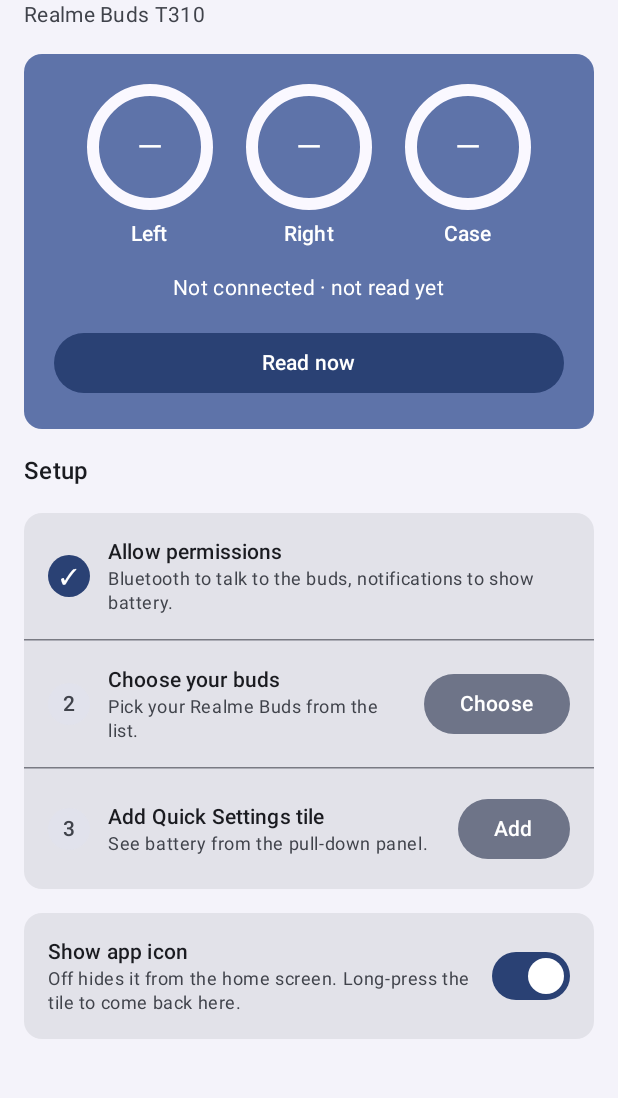
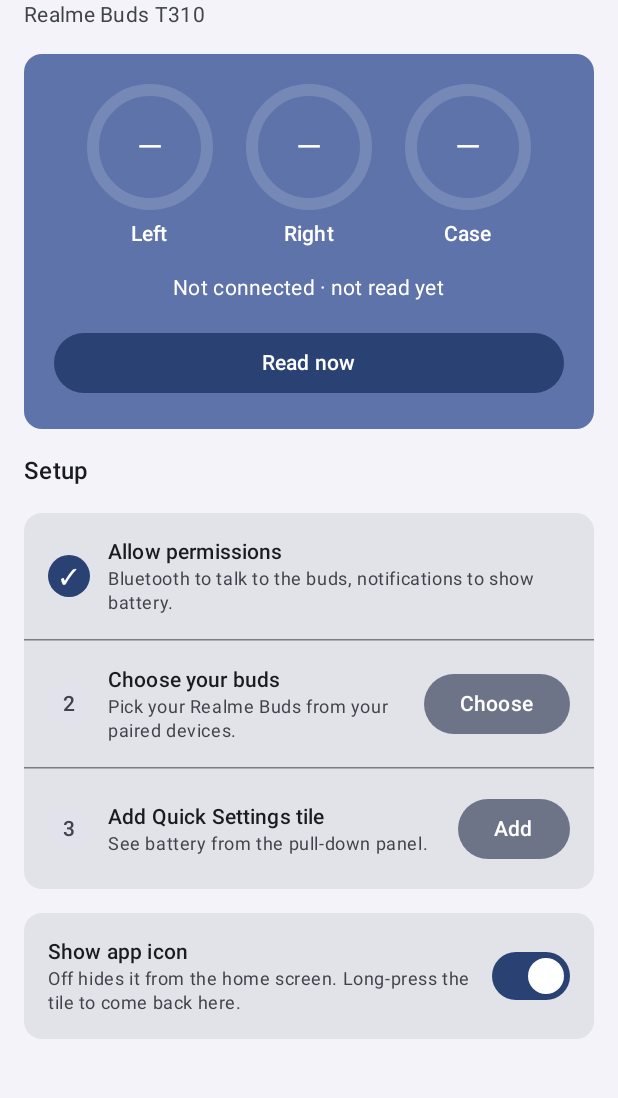
Before and after one commit to dcoder-me/onebuds, an Android app built with Jetpack Compose: the screen it shows after launch (SetupActivity), after a tap on "Choose", on a phone screen of 412 x 824 dp, the part 90-1188 px from its top. Run offline under Robolectric (Android 15) with nearby library versions, the phone set to English and light mode, and no system bars.

Commit message:
fix(buds): pick buds from paired devices by name
The system picker in single-device mode with no filter grabbed the
first random nearby device, so the app saved the wrong address and
every read went to the wrong device. The user now picks from paired
devices, and the auto-wake link is filtered to that one address.

Co-Authored-By: Claude Opus 5.5 <noreply@anthropic.com>

```diff
--- a/app/src/main/java/com/example/budsbattery/bt/buds-association.kt
+++ b/app/src/main/java/com/example/budsbattery/bt/buds-association.kt
@@ -13,12 +13,14 @@ import com.example.budsbattery.data.saveSelectedAddress
 private const val TAG = "BudsAssociation"
 
 /**
- * Builds the request that shows the system's list of nearby Bluetooth devices.
+ * Builds the request that links the app to one paired device, so Android wakes the app when it connects.
  *
- * @returns a request that lets the user pick one device
+ * @param address - MAC address of the buds the user picked
+ * @returns a request that matches only that device
  */
-fun buildBudsAssociationRequest(): AssociationRequest = AssociationRequest.Builder()
-    .addDeviceFilter(BluetoothDeviceFilter.Builder().build())
+// === NOTE: === Without an address filter, single-device mode grabs the first random device nearby
+fun buildBudsAssociationRequest(address: String): AssociationRequest = AssociationRequest.Builder()
+    .addDeviceFilter(BluetoothDeviceFilter.Builder().setAddress(address).build())
     .setSingleDevice(true)
     .build()
 
--- /dev/null
+++ b/app/src/main/java/com/example/budsbattery/bt/paired-devices.kt
@@ -0,0 +1,43 @@
+package com.example.budsbattery.bt
+
+import android.bluetooth.BluetoothAdapter
+import android.util.Log
+
+private const val TAG = "PairedDevices"
+private val BUDS_NAME_HINTS = listOf("realme", "buds")
+
+/** A device already paired in phone Settings. */
+data class PairedDevice(val name: String, val address: String)
+
+/**
+ * Lists devices paired in phone Settings, likely buds first.
+ *
+ * @param adapter - Bluetooth adapter of the phone
+ * @returns paired devices, or an empty list when Bluetooth is off or permission is missing
+ */
+fun listPairedDevices(adapter: BluetoothAdapter): List<PairedDevice> = try {
+    adapter.bondedDevices.orEmpty()
+        .map { device -> PairedDevice(name = device.name ?: device.address, address = device.address) }
+        .sortedWith(compareByDescending<PairedDevice> { looksLikeBuds(it.name) }.thenBy { it.name.lowercase() })
+} catch (error: SecurityException) {
+    Log.w(TAG, "Bluetooth permission missing", error)
+    emptyList()
+}
+
+/**
+ * Finds the name of a paired device.
+ *
+ * @param adapter - Bluetooth adapter of the phone
+ * @param address - MAC address to look up
+ * @returns the device name, or null if it is not paired
+ */
+fun pairedDeviceName(adapter: BluetoothAdapter, address: String): String? =
+    listPairedDevices(adapter).find { it.address.equals(address, ignoreCase = true) }?.name
+
+/**
+ * Tells whether a device name looks like earbuds, to sort them to the top.
+ *
+ * @param name - device name from Bluetooth
+ * @returns true when the name contains "realme" or "buds"
+ */
+fun looksLikeBuds(name: String): Boolean = BUDS_NAME_HINTS.any { hint -> name.contains(hint, ignoreCase = true) }
--- a/app/src/main/java/com/example/budsbattery/ui/battery-card.kt
+++ b/app/src/main/java/com/example/budsbattery/ui/battery-card.kt
@@ -37,6 +37,7 @@ private val GAUGE_STROKE = 8.dp
 private val SPINNER_SIZE = 18.dp
 private val SPINNER_STROKE = 2.dp
 private const val FULL_PERCENT = 100f
+private const val TRACK_ALPHA = 0.15f
 
 /** Live battery values with a button to read them now. */
 @Composable
@@ -78,7 +79,7 @@ private fun BatteryGauge(label: String, level: BatteryLevel?) {
                 progress = { (level?.percent ?: 0) / FULL_PERCENT },
                 modifier = Modifier.size(GAUGE_SIZE),
                 strokeWidth = GAUGE_STROKE,
-                trackColor = MaterialTheme.colorScheme.surface,
+                trackColor = MaterialTheme.colorScheme.onPrimaryContainer.copy(alpha = TRACK_ALPHA),
             )
             Text(
                 text = level?.let { "${it.percent}%" } ?: stringResource(R.string.unknown_level),
--- a/app/src/main/java/com/example/budsbattery/ui/setup-actions.kt
+++ b/app/src/main/java/com/example/budsbattery/ui/setup-actions.kt
@@ -17,7 +17,10 @@ import android.provider.Settings
 import android.widget.Toast
 import androidx.core.content.ContextCompat
 import com.example.budsbattery.R
+import com.example.budsbattery.bt.PairedDevice
 import com.example.budsbattery.bt.buildBudsAssociationRequest
+import com.example.budsbattery.bt.listPairedDevices
+import com.example.budsbattery.bt.pairedDeviceName
 import com.example.budsbattery.bt.readBatteryOnce
 import com.example.budsbattery.bt.saveAssociation
 import com.example.budsbattery.data.readSelectedAddress
@@ -62,23 +65,44 @@ suspend fun savePickedBuds(context: Context, info: AssociationInfo): String? = t
 }
 
 /**
- * Opens the system device picker.
+ * Asks Android to link the app to the picked buds, so it wakes the app when they connect.
+ * Read now works without this link; only the automatic read needs it.
  *
  * @param context - activity context
- * @param launch - starts the picker screen Android hands back
- * @param onPicked - called with the new association
+ * @param address - MAC address of the picked buds
+ * @param launch - starts the confirm screen Android hands back
+ * @param onLinked - called with the new association
  */
-fun startBudsPicker(context: Context, launch: (IntentSender) -> Unit, onPicked: (AssociationInfo) -> Unit) {
+fun linkBuds(context: Context, address: String, launch: (IntentSender) -> Unit, onLinked: (AssociationInfo) -> Unit) {
     val callback = object : CompanionDeviceManager.Callback() {
         override fun onAssociationPending(intentSender: IntentSender) = launch(intentSender)
 
-        override fun onAssociationCreated(associationInfo: AssociationInfo) = onPicked(associationInfo)
+        override fun onAssociationCreated(associationInfo: AssociationInfo) = onLinked(associationInfo)
 
-        override fun onFailure(error: CharSequence?) = showToast(context, R.string.association_failed)
+        override fun onFailure(error: CharSequence?) = showToast(context, R.string.auto_read_failed)
     }
     context.getSystemService(CompanionDeviceManager::class.java)
-        .associate(buildBudsAssociationRequest(), ContextCompat.getMainExecutor(context), callback)
+        .associate(buildBudsAssociationRequest(address), ContextCompat.getMainExecutor(context), callback)
 }
+
+/**
+ * Lists paired devices for the picker dialog.
+ *
+ * @param context - any context
+ * @returns paired devices, likely buds first; empty without permission
+ */
+fun pairedDevicesFor(context: Context): List<PairedDevice> =
+    context.getSystemService(BluetoothManager::class.java)?.adapter?.let(::listPairedDevices).orEmpty()
+
+/**
+ * Finds the display name of the saved buds.
+ *
+ * @param context - any context
+ * @param address - saved MAC address
+ * @returns the paired name, or the address when the name is unknown
+ */
+fun budsLabelFor(context: Context, address: String): String =
+    context.getSystemService(BluetoothManager::class.java)?.adapter?.let { pairedDeviceName(it, address) } ?: address
 
 /**
  * Asks the system to add the tile to Quick Settings, then toasts the result.
--- a/app/src/main/java/com/example/budsbattery/ui/setup-steps.kt
+++ b/app/src/main/java/com/example/budsbattery/ui/setup-steps.kt
@@ -2,6 +2,7 @@ package com.example.budsbattery.ui
 
 import android.companion.AssociationInfo
 import android.companion.CompanionDeviceManager
+import android.content.Context
 import androidx.activity.compose.rememberLauncherForActivityResult
 import androidx.activity.result.IntentSenderRequest
 import androidx.activity.result.contract.ActivityResultContracts
@@ -33,7 +34,10 @@ import androidx.compose.ui.platform.LocalContext
 import androidx.compose.ui.res.stringResource
 import androidx.compose.ui.unit.dp
 import com.example.budsbattery.R
+import com.example.budsbattery.bt.PairedDevice
 import com.example.budsbattery.data.readSelectedAddress
+import com.example.budsbattery.data.saveSelectedAddress
+import com.example.budsbattery.service.hasBluetoothPermission
 import kotlinx.coroutines.launch
 
 private val ROW_PADDING = 16.dp
@@ -103,26 +107,46 @@ private fun BudsStep() {
     val context = LocalContext.current
     val scope = rememberCoroutineScope()
     var address by remember { mutableStateOf<String?>(null) }
+    var devices by remember { mutableStateOf<List<PairedDevice>?>(null) }
     LaunchedEffect(Unit) { address = readSelectedAddress(context) }
 
-    val onPicked: (AssociationInfo) -> Unit = { info ->
-        scope.launch { savePickedBuds(context, info)?.let { address = it } }
+    val onLinked: (AssociationInfo) -> Unit = { info -> scope.launch { savePickedBuds(context, info) } }
+    val linkLauncher = rememberLauncherForActivityResult(ActivityResultContracts.StartIntentSenderForResult()) { result ->
+        result.data?.getParcelableExtra(CompanionDeviceManager.EXTRA_ASSOCIATION, AssociationInfo::class.java)
+            ?.let(onLinked)
     }
-    val pickerLauncher = rememberLauncherForActivityResult(ActivityResultContracts.StartIntentSenderForResult()) { result ->
-        result.data?.getParcelableExtra(CompanionDeviceManager.EXTRA_ASSOCIATION, AssociationInfo::class.java)
-            ?.let(onPicked)
+    val onPick: (PairedDevice) -> Unit = { device ->
+        devices = null
+        scope.launch {
+            // Saved before the link step, so Read now works even if Android refuses the link
+            saveSelectedAddress(context, device.address)
+            address = device.address
+            linkBuds(context, device.address, { sender -> linkLauncher.launch(IntentSenderRequest.Builder(sender).build()) }, onLinked)
+        }
     }
+
+    devices?.let { BudsPickerDialog(it, onPick, onDismiss = { devices = null }) }
     StepRow(
         number = 2,
         title = stringResource(R.string.step_buds_title),
-        body = address?.let { stringResource(R.string.step_buds_done, it) } ?: stringResource(R.string.step_buds_body),
+        body = address?.let { stringResource(R.string.step_buds_done, budsLabelFor(context, it)) }
+            ?: stringResource(R.string.step_buds_body),
         done = address != null,
         actionLabel = stringResource(if (address == null) R.string.action_choose else R.string.action_change),
-        onAction = {
-            startBudsPicker(context, { sender -> pickerLauncher.launch(IntentSenderRequest.Builder(sender).build()) }, onPicked)
-        },
+        onAction = { devices = pairedDevicesOrToast(context) },
         redoable = true,
     )
+}
+
+// Returns null (no dialog) and explains why when there is nothing to pick from
+private fun pairedDevicesOrToast(context: Context): List<PairedDevice>? {
+    if (!hasBluetoothPermission(context)) {
+        showToast(context, R.string.allow_permissions_first)
+        return null
+    }
+    val devices = pairedDevicesFor(context)
+    if (devices.isEmpty()) showToast(context, R.string.no_paired_devices)
+    return devices.ifEmpty { null }
 }
 
 @Composable
--- a/app/src/main/res/values/strings.xml
+++ b/app/src/main/res/values/strings.xml
@@ -21,7 +21,7 @@
     <string name="step_permissions_title">Allow permissions</string>
     <string name="step_permissions_body">Bluetooth to talk to the buds, notifications to show battery.</string>
     <string name="step_buds_title">Choose your buds</string>
-    <string name="step_buds_body">Pick your Realme Buds from the list.</string>
+    <string name="step_buds_body">Pick your Realme Buds from your paired devices.</string>
     <string name="step_buds_done">Selected: %1$s</string>
     <string name="step_tile_title">Add Quick Settings tile</string>
     <string name="step_tile_body">See battery from the pull-down panel.</string>
@@ -39,4 +39,8 @@
     <string name="add_tile_failed">Couldn\'t add tile. Try again.</string>
     <string name="tile_added">Tile added</string>
     <string name="association_failed">Couldn\'t save buds. Try again.</string>
+    <string name="auto_read_failed">Auto-read not linked. Read now still works.</string>
+    <string name="pick_buds_title">Choose your buds</string>
+    <string name="no_paired_devices">Pair your buds in Bluetooth settings first</string>
+    <string name="action_cancel">Cancel</string>
 </resources>
```
Also changed, not shown: app/src/main/java/com/example/budsbattery/ui/buds-picker-dialog.kt (added, +59 -0 lines), 1 other file.
